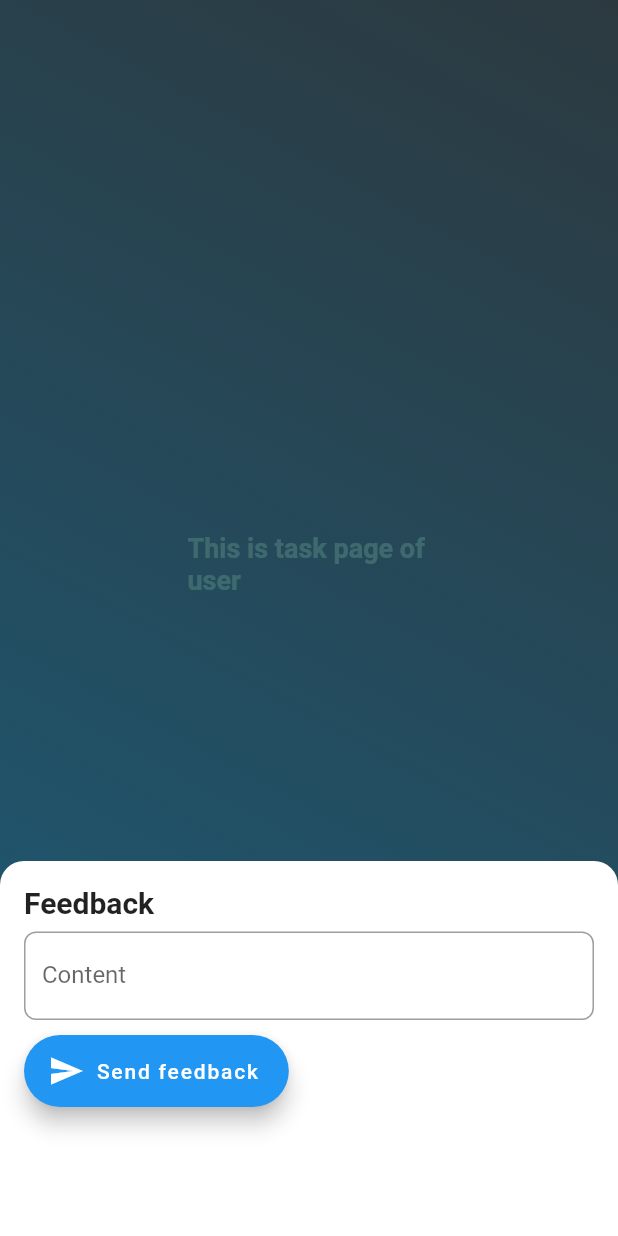
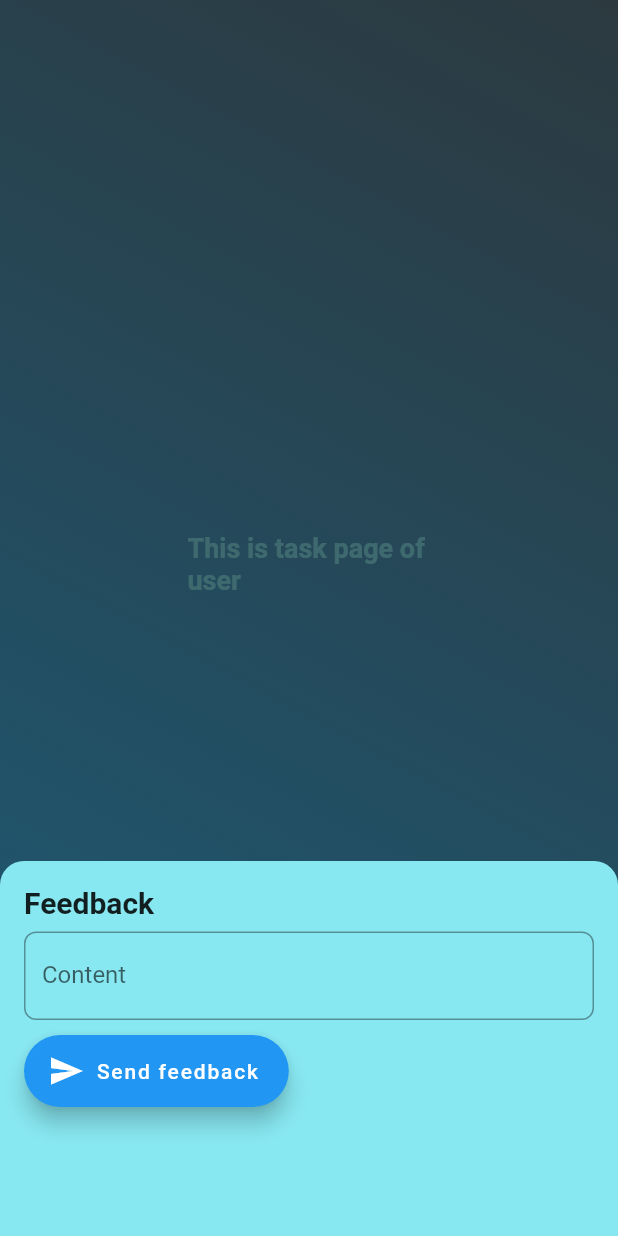
Before and after one commit to TCT2001/mobile_frontend, a Flutter app: the MainLayoutPage screen opened by its route, item 3 of the bottom bar chosen, after a tap on "Feedback", on a phone screen of 412 x 824 dp. Run offline on Flutter 3.47's test engine with Material 2 defaults, Android fonts, the phone set to English and light mode, and no system bars; drawn by our look-alikes of google_nav_bar; our stand-ins replace email_validator, get, line_icons, settings_ui, shared_preferences; accounts and stored records are empty; network calls fail.

Commit message:
da them task service 1.0

```diff
--- /dev/null
+++ b/lib/src/data/models/task.dart
@@ -0,0 +1,57 @@
+import 'package:mobile_app/src/data/models/user.dart';
+
+class Task {
+  late int? id;
+  late String? content;
+  late String? name;
+  late String? visibleTaskScope;
+  late String? priority;
+  late String? taskState;
+  late List? project;
+  late List? userIdIfVisibleIsPrivate;
+
+  Task(
+      {required this.id,
+      required this.content,
+      required this.name,
+      required this.visibleTaskScope,
+      required this.priority,
+      required this.taskState,
+      required this.project,
+      required this.userIdIfVisibleIsPrivate, userDTOSet});
+
+  Task.name();
+
+  factory Task.fromJson(Map<String, dynamic> json) {
+    return Task(
+        id: json['id'],
+        content: json['content'],
+        name: json['name'],
+        visibleTaskScope: json['visibleTaskScope'],
+        priority: json['priority'],
+        taskState: json['taskState'],
+        project: json['project'],
+        userIdIfVisibleIsPrivate: json[""] == null
+            ? null
+            : (json["userDTOSet"] as List)
+                .map((i) => User.fromJson(i))
+                .toList());
+    // return Project.name();
+  }
+
+  @override
+  bool operator ==(Object other) =>
+      identical(this, other) ||
+      other is Task &&
+          runtimeType == other.runtimeType &&
+          id == other.id &&
+          name == other.name;
+
+  @override
+  int get hashCode => id.hashCode;
+
+  @override
+  String toString() {
+    return 'Task{id: $id, name: $name}';
+  }
+}
--- a/lib/src/modules/feedback/feedback_window.dart
+++ b/lib/src/modules/feedback/feedback_window.dart
@@ -13,7 +13,8 @@ void displayFeedbackWindow() {
             topRight: Radius.circular(16),
             topLeft: Radius.circular(16),
           ),
-          color: Colors.white,
+          // color: Colors.white,
+          color: Color(0xff88e8f2),
         ),
         child: Padding(
           padding: const EdgeInsets.only(left: 16, right: 16, top: 16),
@@ -34,6 +35,7 @@ void displayFeedbackWindow() {
                     decoration: InputDecoration(
                       labelText: 'Content',
                       hintText: 'Content',
+
                       border: OutlineInputBorder(
                         borderRadius: BorderRadius.circular(8),
                       ),
@@ -69,6 +71,6 @@ void displayFeedbackWindow() {
 showSnackBar(String title, String message, Color backgroundColor) {
   Get.snackbar(title, message,
       snackPosition: SnackPosition.BOTTOM,
-      backgroundColor: backgroundColor,
+      backgroundColor: Color(0xff2d5f79),
       colorText: Colors.white);
 }
--- a/lib/src/modules/home/home_page.dart
+++ b/lib/src/modules/home/home_page.dart
@@ -11,11 +11,18 @@ class HomePage extends GetView {
   @override
   Widget build(BuildContext context) {
     return Scaffold(
-        backgroundColor: Color(0xfff6f7f9),
+
+        backgroundColor: Color(0xff88e8f2),
         appBar: AppBar(
           title: Text('Buyings'),
         ),
-        body: Center(
+        body: Container(
+          // decoration: const BoxDecoration(
+          //   gradient: LinearGradient(
+          //       begin: Alignment.topRight,
+          //       end: Alignment.bottomLeft,
+          //       colors: [Colors.blueGrey, Colors.lightBlueAccent]),
+          // ),
           child: TextButton(
             child: Text("TEST"),
             onPressed: () async {
--- a/lib/src/modules/project/project_page.dart
+++ b/lib/src/modules/project/project_page.dart
@@ -8,7 +8,6 @@ import 'package:mobile_app/src/data/models/project.dart';
 import 'package:mobile_app/src/data/models/user.dart';
 import 'package:mobile_app/src/global_widgets/custom_snackbar.dart';
 import 'package:mobile_app/src/modules/task/task_page.dart';
-
 import 'project_controller.dart';
 
 class ProjectPage extends GetView<ProjectController> {
@@ -245,7 +244,7 @@ class ProjectPage extends GetView<ProjectController> {
                 margin: const EdgeInsets.all(10),
                 child: ListTile(
                   title: Text(_items[index].name!),
-                  subtitle: Text("Alo"),
+                  subtitle: Text("Work"),
                   trailing: Row(
                     mainAxisSize: MainAxisSize.min,
                     children: [
@@ -261,7 +260,7 @@ class ProjectPage extends GetView<ProjectController> {
                         onPressed: () {
                           Get.defaultDialog(
                             title: "Confirm",
-                            middleText: "Are your sure to delete ?",
+                            middleText: "Are your sure to delete?",
                             backgroundColor: Colors.white,
                             titleStyle: const TextStyle(color: Colors.black),
                             middleTextStyle:
--- a/lib/src/modules/signup/signup_page.dart
+++ b/lib/src/modules/signup/signup_page.dart
@@ -158,3 +158,6 @@ class _SignupPageState extends State<SignupPage> {
     );
   }
 }
+
+//"username": "tct@2001.com",
+// "password": "Tct@2001"
--- a/lib/src/modules/task/task_page.dart
+++ b/lib/src/modules/task/task_page.dart
@@ -6,6 +6,7 @@ import 'task_controller.dart';
 
 class TaskPage extends GetView<TaskController> {
   int? projectId;
+  int? userId;
   TaskPage.ofUser();
   TaskPage.ofProject({required this.projectId});
 
@@ -33,7 +34,7 @@ class TaskPage extends GetView<TaskController> {
                                   color: Color(0xff88e8f2),
                                   fontWeight: FontWeight.bold,
                                   fontSize: 18))
-                          : Text("This is task page of project",
+                          : Text("This is task page of projects",
                               style: TextStyle(
                                   color: Color(0xff88e8f2),
                                   fontWeight: FontWeight.bold,
```
Also changed, not shown: lib/src/data/services/task_service.dart (+103 -0 lines), lib/src/modules/task/task_controller.dart (+94 -0 lines).
